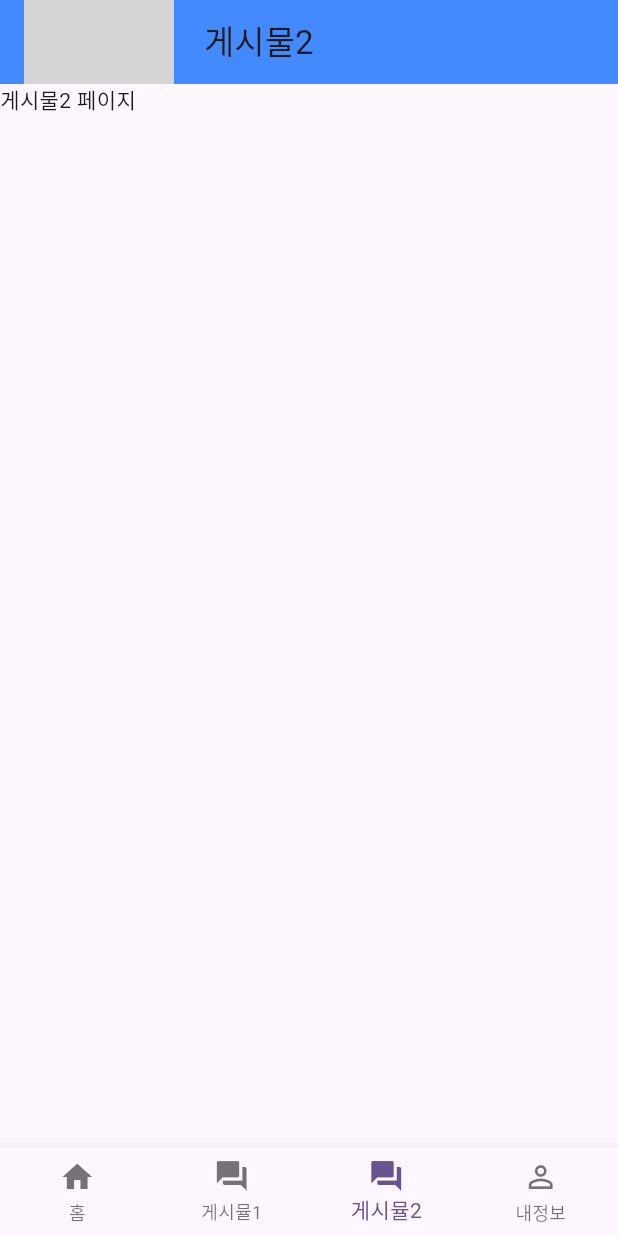
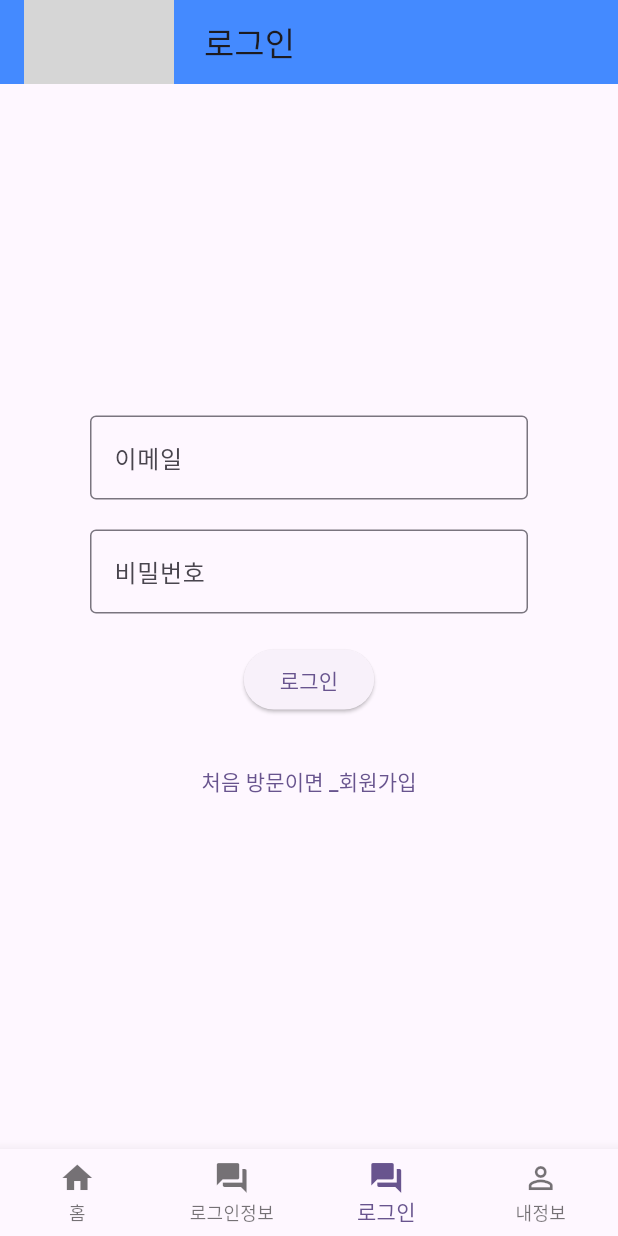
Before and after one commit to magnoria/tj2024b_app, a Flutter app: the MainApp screen opened directly, item 3 of the bottom bar chosen, on a phone screen of 412 x 824 dp. Run offline on Flutter 3.47's test engine with Material 3 defaults, Android fonts, the phone set to English and light mode, and no system bars; our stand-ins replace dio, shared_preferences; accounts and stored records are empty; network calls fail; grey boxes are pictures that could not be loaded.

Commit message:
2025 04 21 플러터 SharedPreferences 전역변수 사용을 위해 라이브러리 추가이 라이브러리에 token저장  info, login, main 완

```diff
--- /dev/null
+++ b/lib/4.전역변수.txt
@@ -0,0 +1,23 @@
+* 리액트에서 사용한 전역변수(리덕스)
+[ SharedPreferences ]
+1. 정의 : 앱을 종료했거나 다시 켜도 유지되는 데이터를 저장하기 위한 저장소
+    * 앱은 개인 소장이므로 상태유지 하는경우 다수.
+2. 목적
+    로그인유지 , 앱설정 , 간단한 캐시 들을 저장
+3. 사용법
+    1. 설치 , 의존성 추가
+        1. pubspec.yaml 에 의존성 추가 ( tab 주의 )
+            shared_preferences: ^2.5.3
+        2. 의존성 새로고침 : 상단에 [pub get]
+
+    2. 전역객체 가져오기
+        1. import 'package:shared_preferences/shared_preferences.dart';
+        2. SharedPreferences 변수명 = await SharedPreferences.getInstance();
+
+    3. 값 저장 하기
+        await 변수명.set타입( 'key' , value );
+            - setInt , setString , setBool , setDouble , setStringList
+    4. 값 불러 오기
+        await 변수명.get타입( 'key' );
+    5. 값 삭제하기
+        await 변수명.remove( 'key' );
--- a/lib/app/layout/mainapp.dart
+++ b/lib/app/layout/mainapp.dart
@@ -1,5 +1,7 @@
 // * mainapp.dart :
 import 'package:flutter/material.dart';
+import 'package:tj2024b_app/app/member/info.dart';
+import 'package:tj2024b_app/app/member/login.dart';
 import 'package:tj2024b_app/app/member/signup.dart';
 
 class MainApp extends StatefulWidget{
@@ -14,15 +16,15 @@ class _MainAppState extends State<MainApp>{
   // Widget : 여러 위젯들을 상속하는 상위 위젯(클래스)
   List<Widget>page = [
     Text("홈 페이지"),
-    Text("게시물1 페이지"),
-    Text("게시물2 페이지"),
+    Info(), // Text("게시물1 페이지"),
+    Login(),// Text("게시물2 페이지),
     Signup(),//Text("내정보 페이지"),
   ];
   // 2. 페이지 상단 제목 리스트
   List<String> pageTitle = [
     '홈' ,
-    '게시물1' ,
-    '게시물2' ,
+    '내정보' ,
+    '로그인' ,
     '내정보(회원가입)'
   ];
 
@@ -66,8 +68,8 @@ class _MainAppState extends State<MainApp>{
         type: BottomNavigationBarType.fixed, //4개이상일때 아이콘을 고정 크기 설정, 아이콘이 많아지면 자동으로 확대되기 때문
         items: [ // 여러개 버튼 위젯들
           BottomNavigationBarItem(icon: Icon(Icons.home), label: "홈"),
-          BottomNavigationBarItem(icon: Icon(Icons.forum), label: "게시뮬1"),
-          BottomNavigationBarItem(icon: Icon(Icons.forum), label: "게시뮬2"),
+          BottomNavigationBarItem(icon: Icon(Icons.forum), label: "로그인정보"),
+          BottomNavigationBarItem(icon: Icon(Icons.forum), label: "로그인"),
           BottomNavigationBarItem(icon: Icon(Icons.person_outline), label: "내정보"),
         ],
       )
--- /dev/null
+++ b/lib/app/member/login.dart
@@ -0,0 +1,81 @@
+
+import 'package:dio/dio.dart';
+import 'package:flutter/material.dart';
+import 'package:shared_preferences/shared_preferences.dart';
+import 'package:tj2024b_app/example/day02/example2.dart';
+
+class Login extends StatefulWidget{
+  @override
+  _LoginState createState() {
+    return _LoginState();
+  }
+}
+
+class _LoginState extends State<Login>{
+  //1. 입력상자 컨트롤러
+  TextEditingController emailController = TextEditingController();
+  TextEditingController pwdController = TextEditingController();
+
+  //2. 자바와 통신
+  void login() async {
+
+
+    try{
+      Dio dio = Dio();
+      final senData = {
+        'memail' : emailController.text, //입력 컨트롤러에 입력된 값 가져오기
+        'mpwd' : pwdController.text,
+      };
+      final response = await dio.post("http://localhost:8080/member/login" , data: senData);
+      final data = response.data;
+      if(data != ''){// 로그인 성공시 토큰 SharedPreferences 에 저장하기
+        // 1. 전역변수 호출
+        SharedPreferences prefs = await SharedPreferences.getInstance();
+        // SharedPreferences 대신 final prefs = await SharedPreferences.getInstance();가능
+        // 2. 전역변수 값 추가
+        await prefs.setString('token', data);
+      }else {
+        print("회원가입 실패");
+      }
+    }catch(e){print(e);}
+
+
+
+
+  }
+
+
+  @override
+  Widget build(BuildContext context) {
+    return Scaffold( // 레이아웃 위젯
+      body: Container( // 여백 제공하는 박스 위젯
+        padding: EdgeInsets.all(30), // 박스 안쪽 여백
+        margin: EdgeInsets.all(30), // 박스 바깥 여백
+        child: Column( // 하위 요소 세로 위젯
+          mainAxisAlignment: MainAxisAlignment.center, //현재 축(Column) 기준으로 정렬
+          children: [ // 하위 요소들 위젯
+            TextField(
+              controller: emailController,
+              decoration:  InputDecoration(
+                labelText: "이메일",
+                border: OutlineInputBorder(),
+              ),
+            ),
+            SizedBox(height: 20),
+            TextField(controller: pwdController,
+              obscureText: true, // 입력값 감추기
+              decoration:  InputDecoration(
+                labelText: "비밀번호",
+                border: OutlineInputBorder(),
+              ),
+            ),
+            SizedBox(height: 20),
+            ElevatedButton(onPressed: login, child: Text("로그인")),
+            SizedBox(height: 20,),
+            TextButton(onPressed: ()=>{}, child: Text("처음 방문이면 _회원가입"))
+          ],
+        ),
+      ),
+    );
+  }
+}
--- a/pubspec.yaml
+++ b/pubspec.yaml
@@ -28,9 +28,13 @@ environment:
 # the latest version available on pub.dev. To see which dependencies have newer
 # versions available, run `flutter pub outdated`.
 dependencies:
+  # 비동기 전역변수 라이브러리 추가
+  shared_preferences: ^2.5.3
+  dio: ^5.8.0+1 # 비동기 통신 라이브러리 추가 tab 두번 누르면 flutter 안으로 들어가기때문에 들여쓰기 주의할것
+  # 플러터 SDk 라이브러리 추가
   flutter:
     sdk: flutter
-  dio: ^5.8.0+1 # 비동기 통신 라이브러리 추가 tab 두번 누르면 flutter 안으로 들어가기때문에 들여쓰기 주의할것
+
 
   # The following adds the Cupertino Icons font to your application.
   # Use with the CupertinoIcons class for iOS style icons.
```
Also changed, not shown: lib/app/member/info.dart (added, +100 -0 lines), pubspec.lock, 1 other file.
